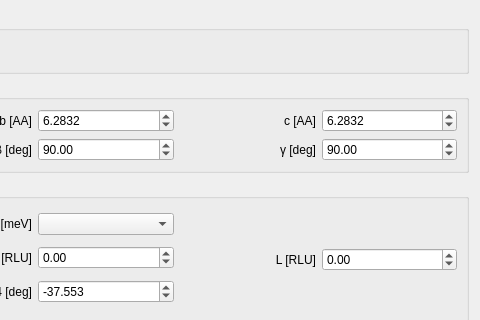
Before: the Qt Designer form src/main/resources/base/Views/Prediction.ui in MJOLNIRPackage/MJOLNIR-GUI, drawn with Qt 5; both pictures show x 410 to 890 and y 0 to 320 of the 890 by 957 pixel window.
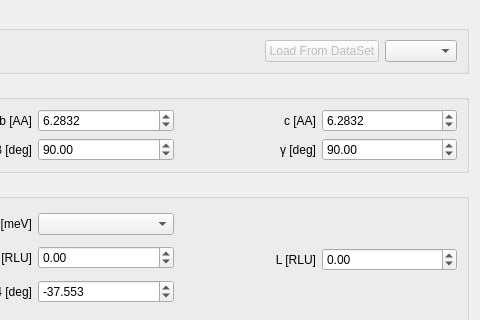
After: the same form once the commit is applied.

Commit message: Add load from dataset functionality

Patch:
```diff
--- a/src/main/resources/base/Views/Prediction.ui
+++ b/src/main/resources/base/Views/Prediction.ui
@@ -39,6 +39,19 @@
         </property>
        </spacer>
       </item>
+      <item>
+       <widget class="QPushButton" name="load_dataset_pushButton">
+        <property name="enabled">
+         <bool>false</bool>
+        </property>
+        <property name="text">
+         <string>Load From DataSet</string>
+        </property>
+       </widget>
+      </item>
+      <item>
+       <widget class="QComboBox" name="DataSet_combo_box"/>
+      </item>
      </layout>
     </widget>
    </item>
```
The commit also changes 1 other file.
